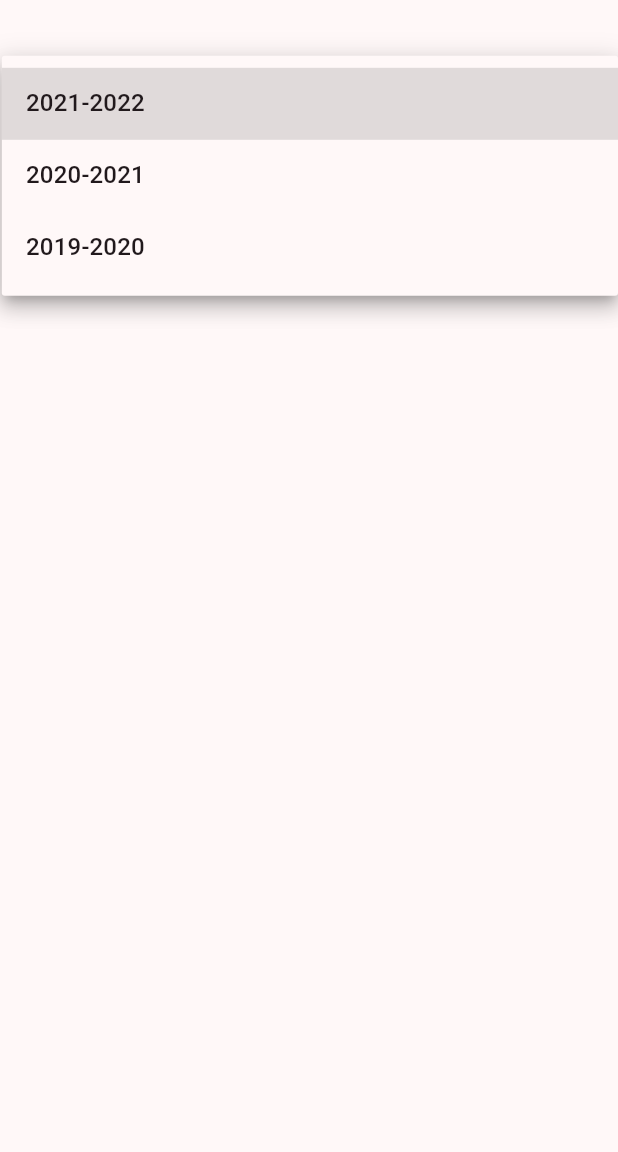
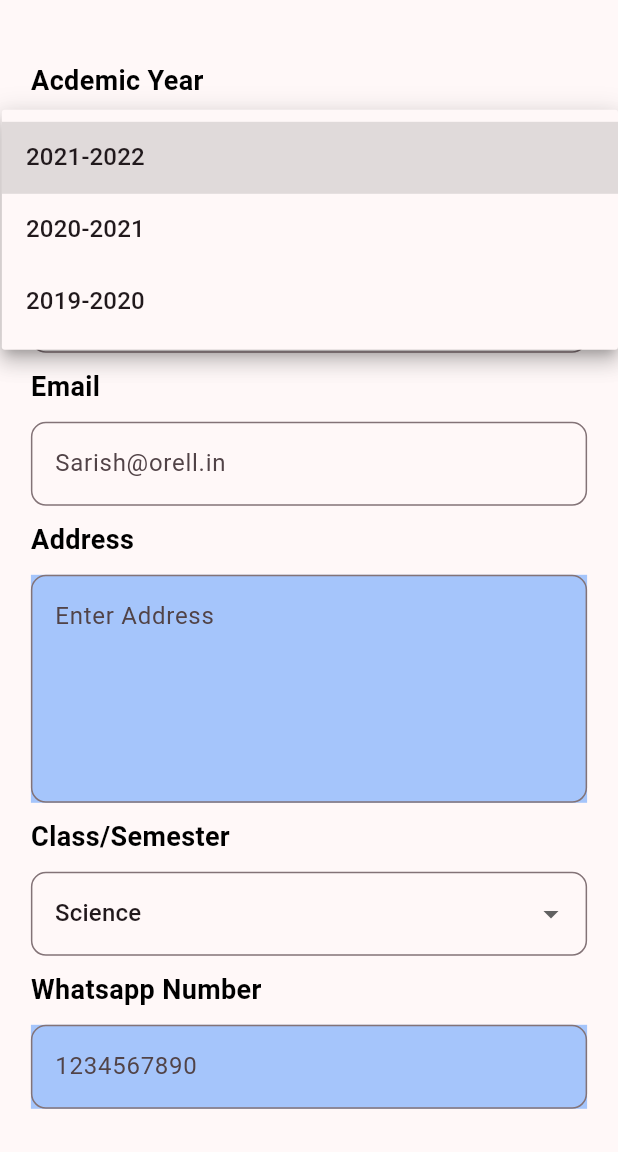
Before and after one commit to VinayaAugusthy/Student-Register, a Flutter app: the screen it shows after launch, after a tap on "2021-2022", on a phone screen of 412 x 824 dp, the part 84-1236 px from its top. Run offline on Flutter 3.47's test engine with Material 2 defaults, Android fonts, the phone set to English and light mode, and no system bars.

Commit message:
details ui done

```diff
--- /dev/null
+++ b/lib/contoller/methods.dart
@@ -0,0 +1,35 @@
+import 'package:flutter/material.dart';
+
+getVerticalSpace(double height) {
+  return SizedBox(
+    height: height,
+  );
+}
+
+callTextField(
+    {required String hintText,
+    required TextEditingController inputcontroller,
+    required int max}) {
+  return TextFormField(
+    maxLines: max,
+    controller: inputcontroller,
+    decoration: InputDecoration(
+      hintText: hintText,
+      border: OutlineInputBorder(
+        borderRadius: BorderRadius.circular(10),
+      ),
+    ),
+  );
+}
+
+TextStyle textStyle(
+    FontWeight? fontWeight,
+    double? fontSize,
+    Color? color,
+  ) {
+    return TextStyle(
+      fontWeight: fontWeight,
+      fontSize: fontSize,
+      color: color,
+    );
+  }
--- a/lib/utils/constants/colors.dart
+++ b/lib/utils/constants/colors.dart
@@ -3,3 +3,4 @@ import 'package:flutter/material.dart';
 var primaryColor = const Color.fromARGB(255, 234, 177, 196);
 Color swatchColor = Colors.pink.shade100;
 Color white = Colors.white;
+Color black = Colors.black;
--- a/lib/utils/constants/constants.dart
+++ b/lib/utils/constants/constants.dart
@@ -1,3 +1,5 @@
 import 'package:flutter/material.dart';
 
 final academicYear = ['2021-2022', '2020-2021', '2019-2020'];
+
+final classList = ['Science', 'Commerce', 'Humanities'];
--- a/lib/views/details_page.dart
+++ b/lib/views/details_page.dart
@@ -1,4 +1,5 @@
 import 'package:flutter/material.dart';
+import 'package:student_registration/contoller/methods.dart';
 import 'package:student_registration/utils/constants/colors.dart';
 import 'package:student_registration/utils/constants/constants.dart';
 
@@ -12,6 +13,10 @@ class DetailsPage extends StatefulWidget {
 late String chooseValue;
 late String dropdownValue;
 final yearController = TextEditingController();
+final nameController = TextEditingController();
+final emailController = TextEditingController();
+final addressController = TextEditingController();
+final classController = TextEditingController();
 
 class _DetailsPageState extends State<DetailsPage> {
   @override
@@ -36,9 +41,96 @@ class _DetailsPageState extends State<DetailsPage> {
           right: size.width * 0.05,
           top: size.width * 0.1,
         ),
-        child: Column(
+        child: ListView(
           children: [
+            Text(
+              'Acdemic Year',
+              style: textStyle(
+                FontWeight.bold,
+                18,
+                black,
+              ),
+            ),
+            getVerticalSpace(10),
             dropDownField(academicYear, yearController),
+            getVerticalSpace(10),
+            Text(
+              'Student Name',
+              style: textStyle(
+                FontWeight.bold,
+                18,
+                black,
+              ),
+            ),
+            getVerticalSpace(10),
+            callTextField(
+              hintText: 'Orell Test',
+              inputcontroller: nameController,
+              max: 1,
+            ),
+            getVerticalSpace(10),
+            Text(
+              'Email',
+              style: textStyle(
+                FontWeight.bold,
+                18,
+                black,
+              ),
+            ),
+            getVerticalSpace(10),
+            callTextField(
+              hintText: 'Sarish@orell.in',
+              inputcontroller: emailController,
+              max: 1,
+            ),
+            getVerticalSpace(10),
+            Text(
+              'Address',
+              style: textStyle(
+                FontWeight.bold,
+                18,
+                black,
+              ),
+            ),
+            getVerticalSpace(10),
+            Container(
+              color: const Color.fromARGB(255, 165, 197, 251),
+              child: callTextField(
+                hintText: 'Enter Address',
+                inputcontroller: addressController,
+                max: 5,
+              ),
+            ),
+            getVerticalSpace(10),
+            Text(
+              'Class/Semester',
+              style: textStyle(
+                FontWeight.bold,
+                18,
+                black,
+              ),
+            ),
+            getVerticalSpace(10),
+            dropDownField(classList, classController),
+            getVerticalSpace(10),
+            Text(
+              'Whatsapp Number',
+              style: textStyle(
+                FontWeight.bold,
+                18,
+                black,
+              ),
+            ),
+            getVerticalSpace(10),
+            Container(
+              color: const Color.fromARGB(255, 165, 197, 251),
+              child: callTextField(
+                hintText: '1234567890',
+                inputcontroller: addressController,
+                max: 1,
+              ),
+            ),
+            getVerticalSpace(10),
           ],
         ),
       )),
@@ -46,9 +138,7 @@ class _DetailsPageState extends State<DetailsPage> {
   }
 
   SizedBox dropDownField(
-    List<String> optionsList,
-    TextEditingController controller,
-  ) {
+      List<String> itemList, TextEditingController controller) {
     return SizedBox(
       child: DropdownButtonFormField(
         decoration: InputDecoration(
@@ -56,8 +146,8 @@ class _DetailsPageState extends State<DetailsPage> {
             borderRadius: BorderRadius.circular(10),
           ),
         ),
-        value: optionsList.first,
-        items: optionsList
+        value: itemList.first,
+        items: itemList
             .map(
               (String value) => DropdownMenuItem(
                 value: value,
```
Also changed, not shown: lib/contoller/dropdown.dart (added, +32 -0 lines).
